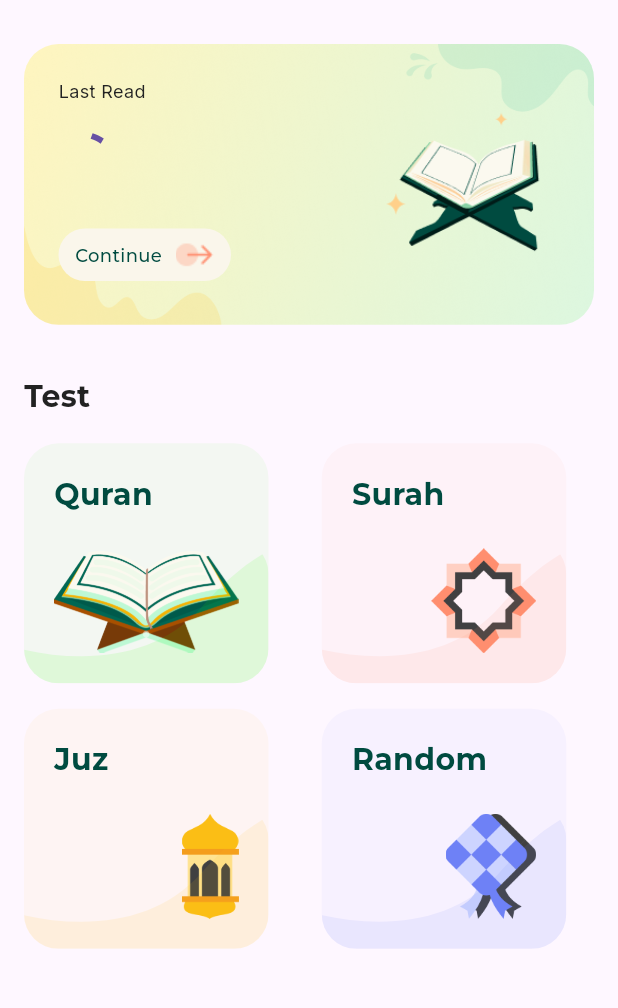
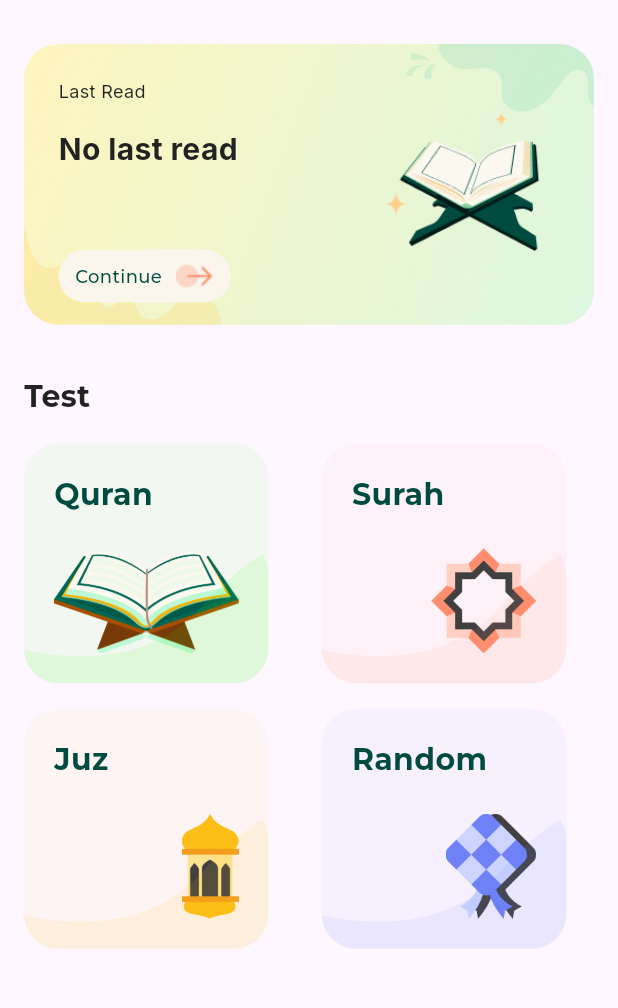
Before and after one commit to bynalab/hafiz_test, a Flutter app: the screen it shows after launch, on a phone screen of 412 x 824 dp, the part 64-1072 px from its top. Run offline on Flutter 3.47's test engine with Material 3 defaults, Android fonts, the light colour scheme and no system bars; our stand-ins replace audioplayers, flutter_svg, google_fonts, marquee, shared_preferences, shimmer.

Commit message:
minor fixes

```diff
--- a/lib/juz/juz_list_screen.dart
+++ b/lib/juz/juz_list_screen.dart
@@ -19,6 +19,8 @@ class _JuzListScreenState extends State<JuzListScreen> {
     return Scaffold(
       appBar: AppBar(
         backgroundColor: Colors.white,
+        surfaceTintColor: const Color(0xFF004B40),
+        scrolledUnderElevation: 10,
         centerTitle: false,
         automaticallyImplyLeading: false,
         title: isSearching
--- a/lib/main_menu.dart
+++ b/lib/main_menu.dart
@@ -93,12 +93,30 @@ class _MainMenu extends State<MainMenu> {
                                 color: const Color(0xFF222222),
                               ),
                             ),
-                            const SizedBox(height: 21),
+                            const SizedBox(height: 15),
                             FutureBuilder(
                               future: StorageServices.getInstance.getLastRead(),
                               builder: (_, snapshot) {
+                                if (snapshot.connectionState ==
+                                    ConnectionState.waiting) {
+                                  return const SizedBox(
+                                    width: 20,
+                                    height: 20,
+                                    child: CircularProgressIndicator(
+                                      color: Color(0xFF004B40),
+                                    ),
+                                  );
+                                }
+
                                 if (!snapshot.hasData) {
-                                  return const CircularProgressIndicator();
+                                  return Text(
+                                    'No last read',
+                                    style: GoogleFonts.inter(
+                                      fontSize: 20,
+                                      fontWeight: FontWeight.bold,
+                                      color: const Color(0xFF222222),
+                                    ),
+                                  );
                                 }
 
                                 final (surah, ayah) = snapshot.data!;
@@ -127,8 +145,20 @@ class _MainMenu extends State<MainMenu> {
                                 );
                               },
                             ),
-                            const SizedBox(height: 26),
-                            Container(
+                            // const SizedBox(height: 26),
+                          ],
+                        ),
+                        Image.asset(
+                          'assets/img/quran_opened_star.png',
+                          height: 120,
+                        ),
+                      ],
+                    ),
+                  ),
+                  Positioned(
+                    bottom: 15,
+                    left: 23,
+                    child: Container(
                       width: 115,
                       padding: const EdgeInsets.symmetric(
                         horizontal: 11,
@@ -139,8 +169,7 @@ class _MainMenu extends State<MainMenu> {
                         borderRadius: BorderRadius.circular(20),
                       ),
                       child: Row(
-                                mainAxisAlignment:
-                                    MainAxisAlignment.spaceBetween,
+                        mainAxisAlignment: MainAxisAlignment.spaceBetween,
                         children: [
                           Text(
                             'Continue',
@@ -155,14 +184,6 @@ class _MainMenu extends State<MainMenu> {
                           )
                         ],
                       ),
-                            ),
-                          ],
-                        ),
-                        Image.asset(
-                          'assets/img/quran_opened_star.png',
-                          height: 120,
-                        ),
-                      ],
                     ),
                   ),
                 ],
@@ -184,9 +205,8 @@ class _MainMenu extends State<MainMenu> {
                       title: 'Quran',
                       image: 'card_quran',
                       color: const Color(0xFF2BFF00),
-                      onTap: () async {
-                        navigateTo(const TestBySurah(surahNumber: 0));
-                      },
+                      onTap: () =>
+                          navigateTo(const TestBySurah(surahNumber: 0)),
                     ),
                   ),
                   const SizedBox(width: 17),
@@ -217,7 +237,8 @@ class _MainMenu extends State<MainMenu> {
                       title: 'Random',
                       image: 'card_random',
                       color: const Color(0xFF6E81F6),
-                      onTap: () => navigateTo(const JuzListScreen()),
+                      onTap: () =>
+                          navigateTo(const TestBySurah(surahNumber: 0)),
                     ),
                   ),
                 ],
--- a/lib/surah/surah_list_screen.dart
+++ b/lib/surah/surah_list_screen.dart
@@ -19,6 +19,8 @@ class _SurahListScreenState extends State<SurahListScreen> {
     return Scaffold(
       appBar: AppBar(
         backgroundColor: Colors.white,
+        surfaceTintColor: const Color(0xFF004B40),
+        scrolledUnderElevation: 10,
         centerTitle: false,
         automaticallyImplyLeading: false,
         title: isSearching
--- a/lib/widget/button.dart
+++ b/lib/widget/button.dart
@@ -88,7 +88,6 @@ class GradientBorderButton extends StatelessWidget {
     return GestureDetector(
       onTap: onTap,
       child: Container(
-        width: 164,
         height: 40,
         padding: const EdgeInsets.all(3.5),
         decoration: BoxDecoration(
```
Also changed, not shown: lib/juz/test_by_juz.dart (+7 -5 lines), lib/surah/test_by_surah.dart (+7 -5 lines), lib/test_screen.dart (+13 -5 lines). Lines whose indentation alone changed are shown as unchanged.
